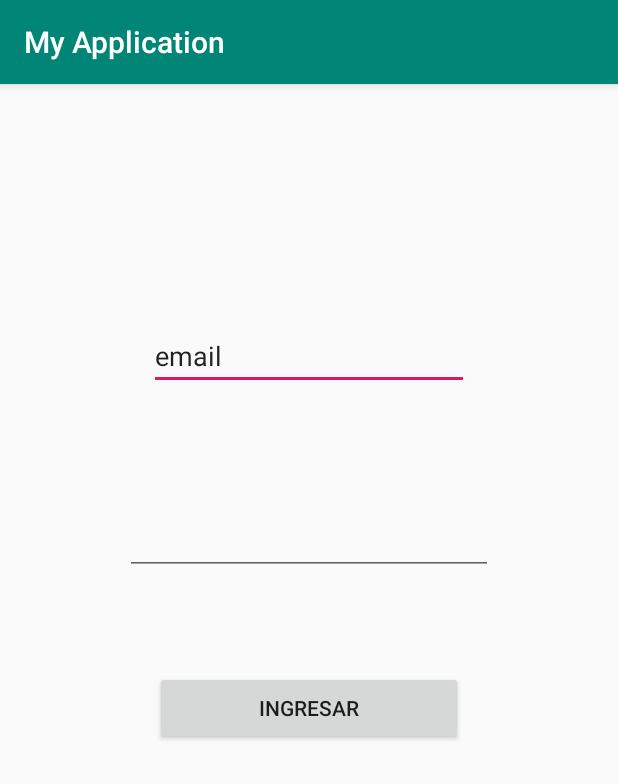
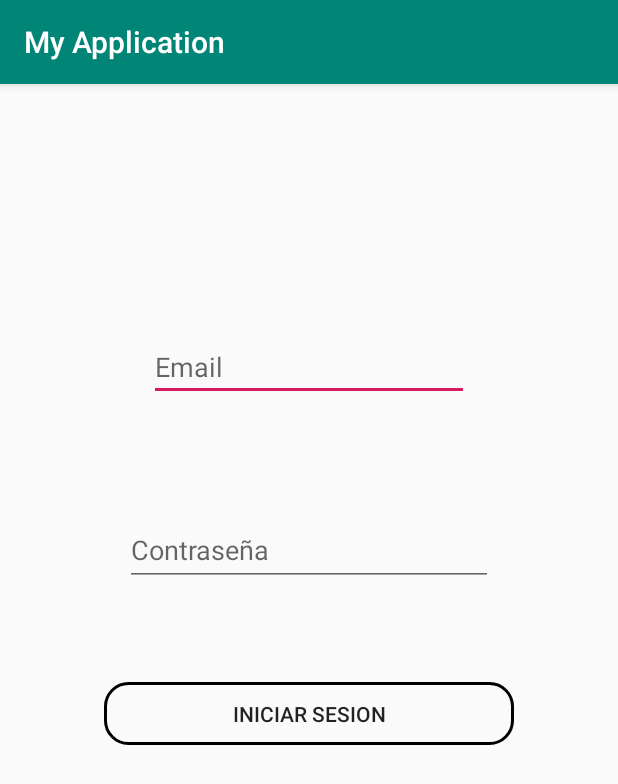
Before and after one commit to crisgnecco/TP2-android, an Android app: the LoginActivity screen opened directly, with no data from a screen before it, on a phone screen of 412 x 824 dp. Shown: the top 784 px of the screen. Run offline under Robolectric (Android 15) with nearby library versions, the light colour scheme and no system bars.

Commit message:
login ok

```diff
--- a/practicaGeneral2/app/src/main/AndroidManifest.xml
+++ b/practicaGeneral2/app/src/main/AndroidManifest.xml
@@ -13,7 +13,8 @@
         android:supportsRtl="true"
         android:theme="@style/AppTheme"
         android:usesCleartextTraffic="true">
-        <activity android:name=".LoginActivity"></activity>
+        <activity android:name=".MenuPrincipalActivity"></activity>
+        <activity android:name=".LoginActivity" />
         <activity android:name=".CreacionDeUsuarioActivity" />
         <activity android:name=".LecturaSensores" />
         <activity android:name=".MainActivity">
--- a/practicaGeneral2/app/src/main/java/com/example/myapplication/services/SoaService.java
+++ b/practicaGeneral2/app/src/main/java/com/example/myapplication/services/SoaService.java
@@ -1,10 +1,14 @@
 package com.example.myapplication.services;
 
 import com.example.myapplication.dto.SoaRequest;
+import com.example.myapplication.dto.SoaRequestEvent;
+import com.example.myapplication.dto.SoaRequestLogin;
 import com.example.myapplication.dto.SoaResponse;
+import com.example.myapplication.dto.SoaResponseLogin;
 
 import retrofit2.Call;
 import retrofit2.http.Body;
+import retrofit2.http.Header;
 import retrofit2.http.POST;
 
 public interface SoaService {
@@ -14,7 +18,10 @@ public interface SoaService {
     Call<SoaResponse> register (@Body SoaRequest request);
 
     @POST("api/login")
-    Call<SoaResponse> ingresar (@Body SoaRequest request);
+    Call<SoaResponseLogin> ingresar (@Body SoaRequestLogin requestLogin);
+
+    @POST("api/event")
+    Call<SoaResponseLogin> registrarEvento (@Header ("token") String token,@Body SoaRequestEvent requestEvent);
 
     //aca agregaria otro metodo para logear y para registrarEvento
 
--- /dev/null
+++ b/practicaGeneral2/app/src/main/res/drawable/boton_rounded.xml
@@ -0,0 +1,5 @@
+<?xml version="1.0" encoding="utf-8"?>
+<shape xmlns:android="http://schemas.android.com/apk/res/android">
+    <corners android:radius="15dp"></corners>
+    <stroke android:width="2dp"></stroke>
+</shape>
--- a/practicaGeneral2/app/src/main/res/layout/activity_login.xml
+++ b/practicaGeneral2/app/src/main/res/layout/activity_login.xml
@@ -9,11 +9,14 @@
     <Button
         android:id="@+id/btnIrARegistrar"
         android:layout_width="wrap_content"
-        android:layout_height="wrap_content"
+        android:layout_height="40dp"
         android:layout_marginTop="500dp"
         android:layout_marginBottom="600dp"
-        android:text="Registrar"
+        android:paddingLeft="20dp"
+        android:paddingRight="20dp"
+        android:text="Crear cuenta nueva"
         android:onClick="registrarse"
+        android:background="@drawable/boton_rounded"
         app:layout_constraintBottom_toBottomOf="parent"
         app:layout_constraintEnd_toEndOf="parent"
         app:layout_constraintHorizontal_bias="0.498"
@@ -28,7 +31,7 @@
         android:layout_marginBottom="76dp"
         android:ems="10"
         android:inputType="textPersonName"
-        android:text="email"
+        android:hint="Email"
         app:layout_constraintBottom_toTopOf="@+id/passwordEditText"
         app:layout_constraintEnd_toEndOf="parent"
         app:layout_constraintStart_toStartOf="parent" />
@@ -39,22 +42,23 @@
         android:layout_height="47dp"
         android:layout_marginBottom="64dp"
         android:ems="10"
+        android:hint="Contraseña"
         android:inputType="textPassword"
         app:layout_constraintBottom_toTopOf="@+id/btnIngresar"
         app:layout_constraintEnd_toEndOf="parent"
         app:layout_constraintStart_toStartOf="parent"
         tools:layout_editor_absoluteX="83dp" />
 
+
     <Button
         android:id="@+id/btnIngresar"
-        android:layout_width="205dp"
-        android:layout_height="49dp"
-        android:text="Ingresar"
+        android:layout_width="273dp"
+        android:layout_height="42dp"
+        android:layout_marginBottom="50dp"
         android:onClick="Ingresar"
-        android:layout_marginBottom="50dp"
+        android:text="Iniciar Sesion"
+        android:background="@drawable/boton_rounded"
         app:layout_constraintBottom_toTopOf="@+id/btnIrARegistrar"
         app:layout_constraintEnd_toEndOf="parent"
-        app:layout_constraintStart_toStartOf="parent"
-        tools:layout_editor_absoluteX="103dp"
-        tools:layout_editor_absoluteY="427dp" />
+        app:layout_constraintStart_toStartOf="parent" />
 </androidx.constraintlayout.widget.ConstraintLayout>
```
Also changed, not shown: practicaGeneral2/app/src/main/java/com/example/myapplication/LoginActivity.java (+36 -10 lines), practicaGeneral2/app/src/main/java/com/example/myapplication/MenuPrincipalActivity.java (added, +22 -0 lines), practicaGeneral2/app/src/main/java/com/example/myapplication/dto/SoaRequestEvent.java (added, +37 -0 lines), practicaGeneral2/app/src/main/java/com/example/myapplication/dto/SoaRequestLogin.java (added, +27 -0 lines), practicaGeneral2/app/src/main/java/com/example/myapplication/dto/SoaResponseEvent.java (added, +44 -0 lines), practicaGeneral2/app/src/main/java/com/example/myapplication/dto/SoaResponseLogin.java (added, +49 -0 lines), practicaGeneral2/app/src/main/java/com/example/myapplication/dto/SoaResponseObjEvent.java (added, +43 -0 lines), practicaGeneral2/app/src/main/res/layout/activity_menu_principal.xml (added, +39 -0 lines).
